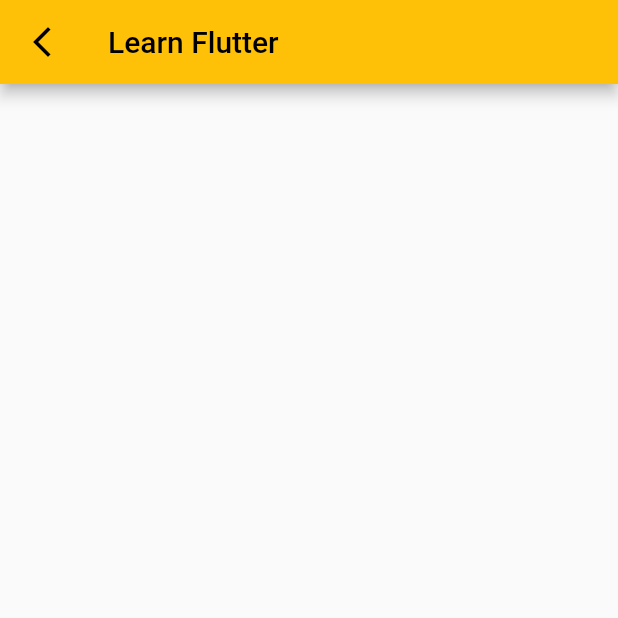
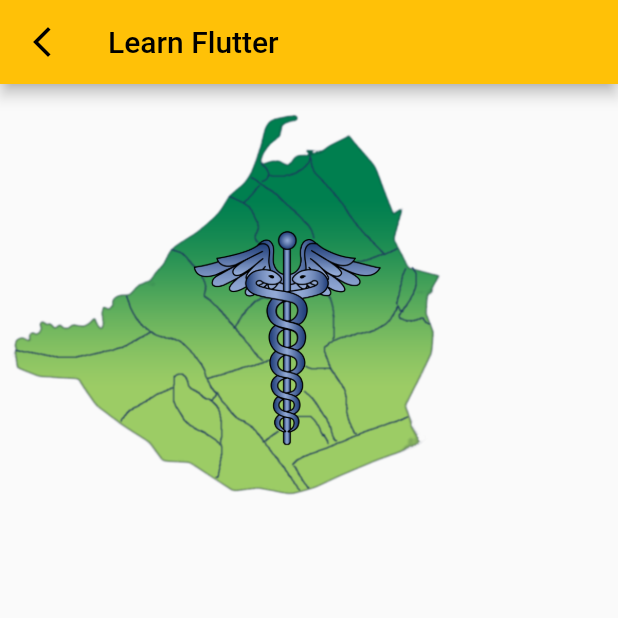
Before and after one commit to nevarwin/Flutter-3.0, a Flutter app: the LearFlutterPage screen opened directly, on a phone screen of 412 x 824 dp, the top half of it. Run offline on Flutter 3.47's test engine with Material 2 defaults, Android fonts, the phone set to English and light mode, and no system bars.

Commit message:
column and image

```diff
--- a/flutter3/lib/learn_flutter_page.dart
+++ b/flutter3/lib/learn_flutter_page.dart
@@ -28,6 +28,15 @@ class _LearFlutterPageState extends State<LearFlutterPage> {
         ),
         title: const Text('Learn Flutter'),
       ),
+      body: Column(
+        children: [
+          Image.asset(
+            'images/cavite logo.png',
+            height: 300,
+            width: 300,
+          ),
+        ],
+      ),
     );
   }
 }
```
